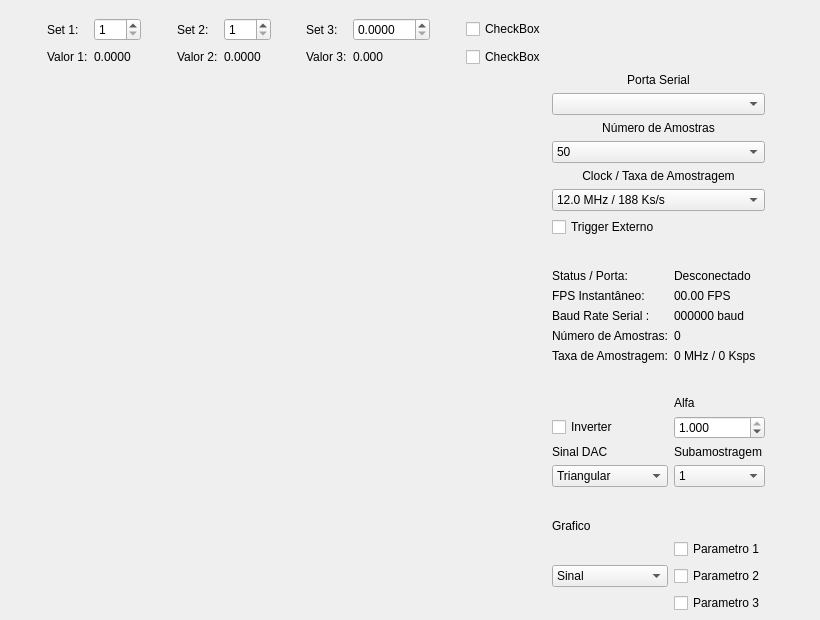
Qt form GUI/QT_ADC_1/mainwindow.ui (danielb-28/lab) before a commit.
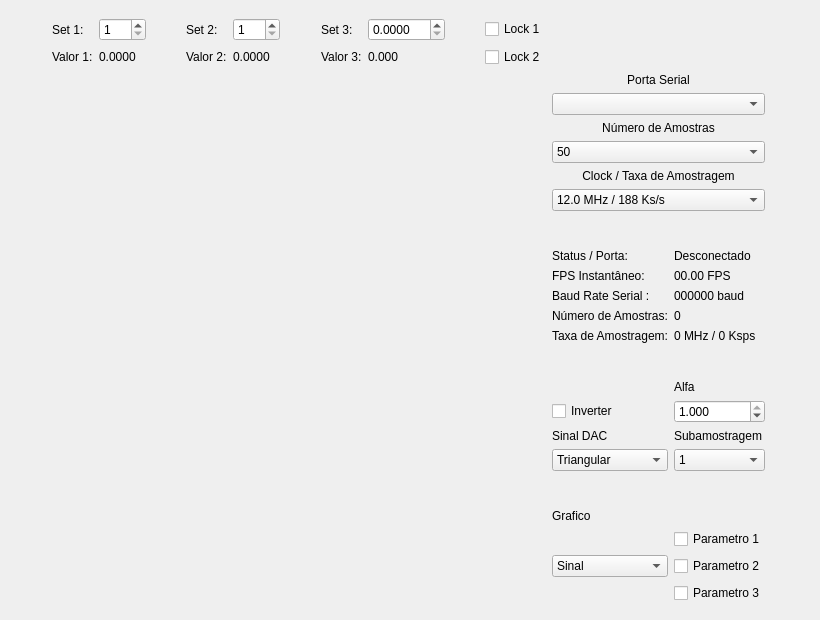
The same form after that commit. Custom widgets are drawn as their Qt base class.

What changed in the file:
```diff
--- a/GUI/QT_ADC_1/mainwindow.ui
+++ b/GUI/QT_ADC_1/mainwindow.ui
@@ -61,7 +61,7 @@
        </property>
       </widget>
      </item>
-     <item row="13" column="4">
+     <item row="12" column="4">
       <widget class="QLabel" name="label_amostras">
        <property name="sizePolicy">
         <sizepolicy hsizetype="Minimum" vsizetype="Preferred">
@@ -74,7 +74,7 @@
        </property>
       </widget>
      </item>
-     <item row="12" column="3">
+     <item row="11" column="3">
       <widget class="QLabel" name="label_5">
        <property name="sizePolicy">
         <sizepolicy hsizetype="Minimum" vsizetype="Preferred">
@@ -93,7 +93,7 @@
        </property>
       </widget>
      </item>
-     <item row="28" column="3" colspan="2">
+     <item row="27" column="3" colspan="2">
       <widget class="QPushButton" name="bt_salvar">
        <property name="sizePolicy">
         <sizepolicy hsizetype="Minimum" vsizetype="Expanding">
@@ -156,14 +156,14 @@
        </item>
       </widget>
      </item>
-     <item row="16" column="4">
+     <item row="15" column="4">
       <widget class="QLabel" name="label_9">
        <property name="text">
         <string>Alfa</string>
        </property>
       </widget>
      </item>
-     <item row="14" column="3">
+     <item row="13" column="3">
       <widget class="QLabel" name="label_7">
        <property name="sizePolicy">
         <sizepolicy hsizetype="Minimum" vsizetype="Preferred">
@@ -198,7 +198,7 @@
        </property>
       </widget>
      </item>
-     <item row="19" column="4">
+     <item row="18" column="4">
       <widget class="QComboBox" name="comboBox_subamostragem">
        <item>
         <property name="text">
@@ -222,38 +222,28 @@
        </item>
       </widget>
      </item>
-     <item row="17" column="3">
+     <item row="16" column="3">
       <widget class="QCheckBox" name="checkBox">
        <property name="text">
         <string>Inverter</string>
        </property>
       </widget>
      </item>
-     <item row="8" column="3">
-      <widget class="QCheckBox" name="checkBox_2">
-       <property name="text">
-        <string>Trigger Externo</string>
-       </property>
-       <property name="checked">
-        <bool>false</bool>
-       </property>
-      </widget>
-     </item>
-     <item row="23" column="4">
+     <item row="22" column="4">
       <widget class="QCheckBox" name="checkBox_parametro2">
        <property name="text">
         <string>Parametro 2</string>
        </property>
       </widget>
      </item>
-     <item row="22" column="4">
+     <item row="21" column="4">
       <widget class="QCheckBox" name="checkBox_parametro1">
        <property name="text">
         <string>Parametro 1</string>
        </property>
       </widget>
      </item>
-     <item row="20" column="3" colspan="2">
+     <item row="19" column="3" colspan="2">
       <spacer name="verticalSpacer_6">
        <property name="orientation">
         <enum>Qt::Vertical</enum>
@@ -481,22 +471,22 @@
         </widget>
        </item>
        <item row="0" column="10">
-        <widget class="QCheckBox" name="checkBox_3">
+        <widget class="QCheckBox" name="checkBox_lock1">
          <property name="text">
-          <string>CheckBox</string>
+          <string>Lock 1</string>
          </property>
         </widget>
        </item>
        <item row="1" column="10">
-        <widget class="QCheckBox" name="checkBox_4">
+        <widget class="QCheckBox" name="checkBox_lock2">
          <property name="text">
-          <string>CheckBox</string>
+          <string>Lock 2</string>
          </property>
         </widget>
        </item>
       </layout>
      </item>
-     <item row="15" column="3" colspan="2">
+     <item row="14" column="3" colspan="2">
       <spacer name="verticalSpacer_3">
        <property name="orientation">
         <enum>Qt::Vertical</enum>
@@ -509,7 +499,7 @@
        </property>
       </spacer>
      </item>
-     <item row="17" column="4">
+     <item row="16" column="4">
       <widget class="QDoubleSpinBox" name="doubleSpinBox">
        <property name="decimals">
         <number>3</number>
@@ -525,14 +515,14 @@
        </property>
       </widget>
      </item>
-     <item row="18" column="3">
+     <item row="17" column="3">
       <widget class="QLabel" name="label_10">
        <property name="text">
         <string>Sinal DAC</string>
        </property>
       </widget>
      </item>
-     <item row="29" column="3" colspan="2">
+     <item row="28" column="3" colspan="2">
       <spacer name="verticalSpacer">
        <property name="orientation">
         <enum>Qt::Vertical</enum>
@@ -548,7 +538,7 @@
        </property>
       </spacer>
      </item>
-     <item row="10" column="4">
+     <item row="9" column="4">
       <widget class="QLabel" name="label_status">
        <property name="sizePolicy">
         <sizepolicy hsizetype="Minimum" vsizetype="Preferred">
@@ -561,7 +551,7 @@
        </property>
       </widget>
      </item>
-     <item row="14" column="4">
+     <item row="13" column="4">
       <widget class="QLabel" name="label_clock">
        <property name="sizePolicy">
         <sizepolicy hsizetype="Minimum" vsizetype="Preferred">
@@ -587,7 +577,7 @@
        </property>
       </spacer>
      </item>
-     <item row="26" column="3" colspan="2">
+     <item row="25" column="3" colspan="2">
       <widget class="QPushButton" name="bt_inicio">
        <property name="sizePolicy">
         <sizepolicy hsizetype="Minimum" vsizetype="Expanding">
@@ -600,7 +590,7 @@
        </property>
       </widget>
      </item>
-     <item row="27" column="3" colspan="2">
+     <item row="26" column="3" colspan="2">
       <widget class="QPushButton" name="bt_parar">
        <property name="sizePolicy">
         <sizepolicy hsizetype="Minimum" vsizetype="Expanding">
@@ -613,7 +603,7 @@
        </property>
       </widget>
      </item>
-     <item row="10" column="3">
+     <item row="9" column="3">
       <widget class="QLabel" name="label_4">
        <property name="sizePolicy">
         <sizepolicy hsizetype="Minimum" vsizetype="Preferred">
@@ -632,7 +622,7 @@
        </property>
       </widget>
      </item>
-     <item row="13" column="3">
+     <item row="12" column="3">
       <widget class="QLabel" name="label_6">
        <property name="sizePolicy">
         <sizepolicy hsizetype="Minimum" vsizetype="Preferred">
@@ -651,7 +641,7 @@
        </property>
       </widget>
      </item>
-     <item row="12" column="4">
+     <item row="11" column="4">
       <widget class="QLabel" name="label_baud">
        <property name="sizePolicy">
         <sizepolicy hsizetype="Minimum" vsizetype="Preferred">
@@ -664,7 +654,7 @@
        </property>
       </widget>
      </item>
-     <item row="11" column="3">
+     <item row="10" column="3">
       <widget class="QLabel" name="label_8">
        <property name="sizePolicy">
         <sizepolicy hsizetype="Minimum" vsizetype="Preferred">
@@ -709,7 +699,7 @@
        </property>
       </widget>
      </item>
-     <item row="11" column="4">
+     <item row="10" column="4">
       <widget class="QLabel" name="label_fps">
        <property name="sizePolicy">
         <sizepolicy hsizetype="Minimum" vsizetype="Preferred">
@@ -722,7 +712,7 @@
        </property>
       </widget>
      </item>
-     <item row="25" column="3" colspan="2">
+     <item row="24" column="3" colspan="2">
       <spacer name="verticalSpacer_5">
        <property name="orientation">
         <enum>Qt::Vertical</enum>
@@ -735,7 +725,7 @@
        </property>
       </spacer>
      </item>
-     <item row="19" column="3">
+     <item row="18" column="3">
       <widget class="QComboBox" name="comboBox_sinaldac">
        <item>
         <property name="text">
@@ -749,7 +739,7 @@
        </item>
       </widget>
      </item>
-     <item row="9" column="3" colspan="2">
+     <item row="8" column="3" colspan="2">
       <spacer name="verticalSpacer_2">
        <property name="orientation">
         <enum>Qt::Vertical</enum>
@@ -812,14 +802,14 @@
        </item>
       </widget>
      </item>
-     <item row="18" column="4">
+     <item row="17" column="4">
       <widget class="QLabel" name="label_11">
        <property name="text">
         <string>Subamostragem</string>
        </property>
       </widget>
      </item>
-     <item row="2" column="0" rowspan="28">
+     <item row="2" column="0" rowspan="27">
       <widget class="QCustomPlot" name="plot_widget" native="true">
        <property name="sizePolicy">
         <sizepolicy hsizetype="Expanding" vsizetype="Expanding">
@@ -829,14 +819,14 @@
        </property>
       </widget>
      </item>
-     <item row="21" column="3">
+     <item row="20" column="3">
       <widget class="QLabel" name="label_14">
        <property name="text">
         <string>Grafico</string>
        </property>
       </widget>
      </item>
-     <item row="23" column="3">
+     <item row="22" column="3">
       <widget class="QComboBox" name="comboBox_graf_sel">
        <item>
         <property name="text">
@@ -850,7 +840,7 @@
        </item>
       </widget>
      </item>
-     <item row="24" column="4">
+     <item row="23" column="4">
       <widget class="QCheckBox" name="checkBox_parametro3">
        <property name="text">
         <string>Parametro 3</string>
```
